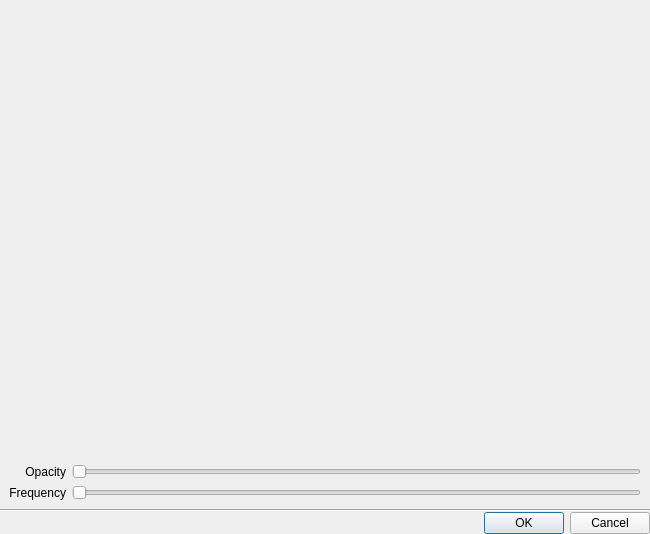
The window that client/nx_client_desktop/src/nx/client/desktop/watermark/private/watermark_preview_dialog.ui (networkoptix/nx_open) describes before a commit, drawn with Qt 5.
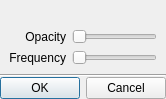
The same window after the commit.

Commit message:
VMS-10944: Fixed system watermark dialog was sizeable
<==== Mercurial data ====>
Branch: vms_3.2

Diff of the .ui file:
```diff
--- a/client/nx_client_desktop/src/nx/client/desktop/watermark/private/watermark_preview_dialog.ui
+++ b/client/nx_client_desktop/src/nx/client/desktop/watermark/private/watermark_preview_dialog.ui
@@ -10,6 +10,12 @@
     <height>534</height>
    </rect>
   </property>
+  <property name="sizePolicy">
+   <sizepolicy hsizetype="Fixed" vsizetype="Fixed">
+    <horstretch>0</horstretch>
+    <verstretch>0</verstretch>
+   </sizepolicy>
+  </property>
   <property name="windowTitle">
    <string>Watermark preview</string>
   </property>
@@ -17,6 +23,9 @@
    <property name="spacing">
     <number>0</number>
    </property>
+   <property name="sizeConstraint">
+    <enum>QLayout::SetFixedSize</enum>
+   </property>
    <property name="leftMargin">
     <number>0</number>
    </property>
```
